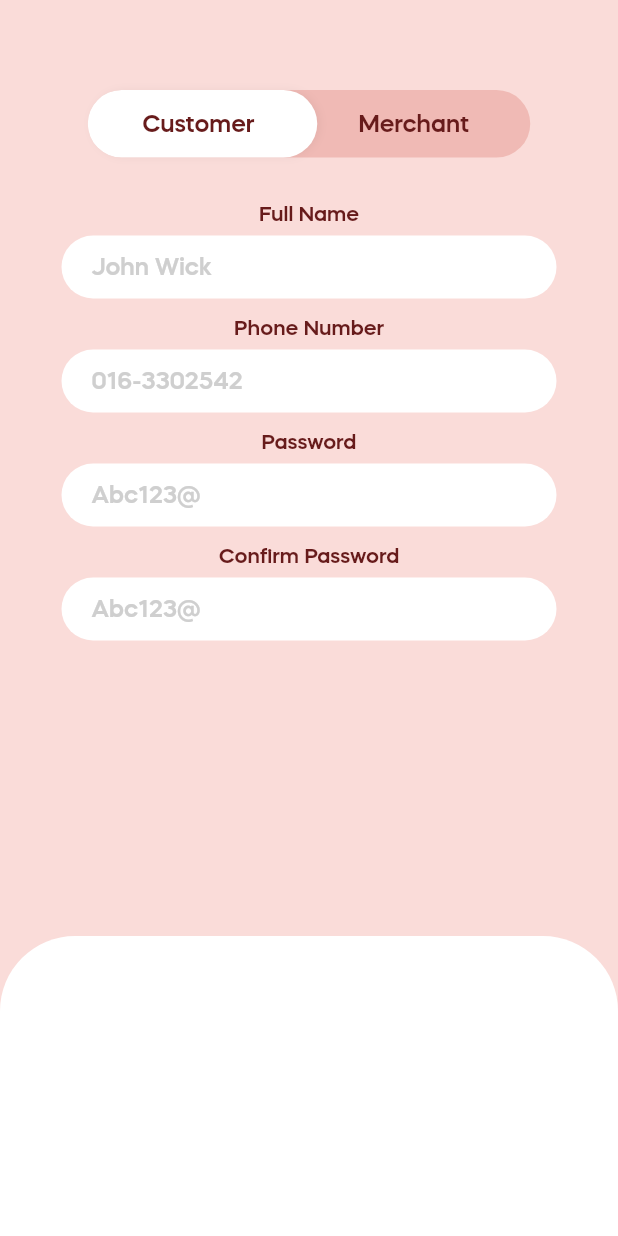
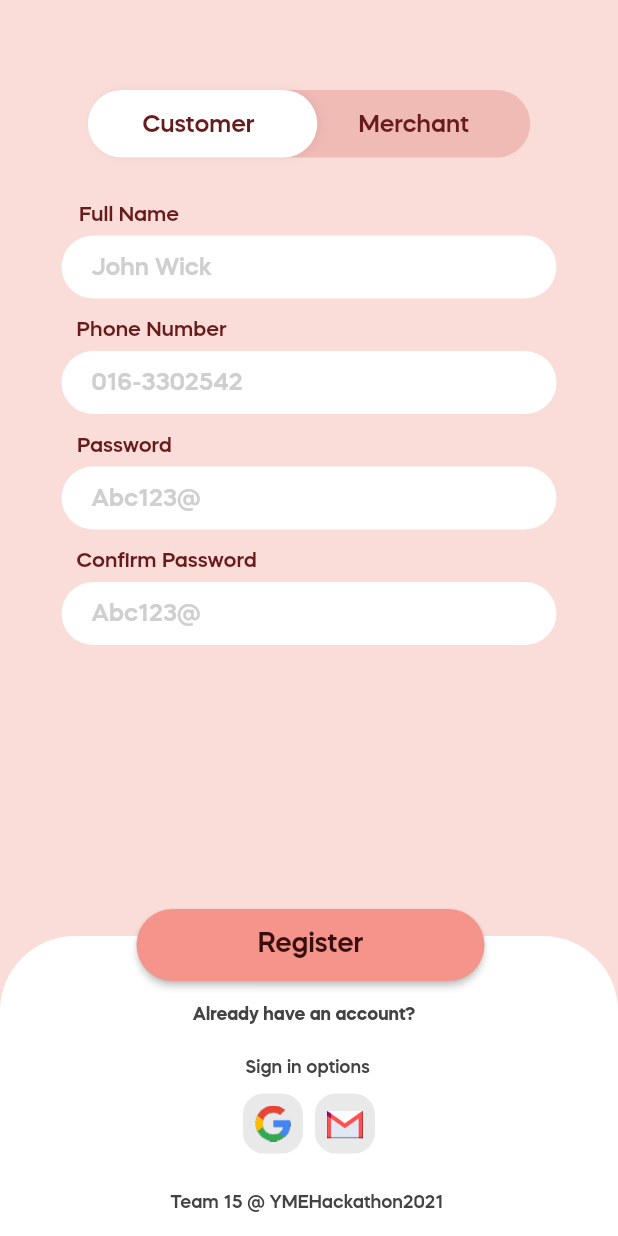
Before and after one commit to vrevolverrr/MarketConnect, a Flutter app: the screen it shows after launch, on a phone screen of 412 x 824 dp. Run offline on Flutter 3.47's test engine with Material 2 defaults, Android fonts, the phone set to English and light mode, and no system bars.

Commit message:
:sparkles: done login screen ui

```diff
--- a/app/lib/screens/login.dart
+++ b/app/lib/screens/login.dart
@@ -45,42 +45,55 @@ class _LoginScreenState extends State<LoginScreen> {
             SizedBox(
               height: 30.0,
             ),
-            Text(
+            Transform.translate(
+              offset: Offset(-120.0, 0),
+              child: Text(
                 "Full Name",
                 style: TextStyle(fontSize: 14.0, color: Color(0xff671b1b)),
+              ),
             ),
             SizedBox(height: 5.0),
             customInputField(
                 hintText: "John Wick", controller: fullNameFieldController),
-            SizedBox(height: 12.0),
-            Text(
+            SizedBox(height: 13.0),
+            Transform.translate(
+              offset: Offset(-105.0, 0),
+              child: Text(
                 "Phone Number",
                 style: TextStyle(fontSize: 14.0, color: Color(0xff671b1b)),
+              ),
             ),
             SizedBox(height: 5.0),
             customInputField(
                 hintText: "016-3302542", controller: fullNameFieldController),
-            SizedBox(height: 12.0),
-            Text(
+            SizedBox(height: 13.0),
+            Transform.translate(
+              offset: Offset(-123.0, 0),
+              child: Text(
                 "Password",
                 style: TextStyle(fontSize: 14.0, color: Color(0xff671b1b)),
+              ),
             ),
             SizedBox(height: 5.0),
             customInputField(
                 hintText: "Abc123@", controller: fullNameFieldController),
-            SizedBox(height: 12.0),
-            Text(
+            SizedBox(height: 13.0),
+            Transform.translate(
+              offset: Offset(-95.0, 0),
+              child: Text(
                 "Confirm Password",
                 style: TextStyle(fontSize: 14.0, color: Color(0xff671b1b)),
+              ),
             ),
             SizedBox(height: 5.0),
             customInputField(
                 hintText: "Abc123@", controller: fullNameFieldController),
-            SizedBox(height: 12.0),
+            SizedBox(height: 13.0),
             Expanded(
               child: Align(
                 alignment: Alignment.bottomCenter,
                 child: Stack(
+                  clipBehavior: Clip.none,
                   children: [
                     Container(
                       height: 200.0,
@@ -90,6 +103,94 @@ class _LoginScreenState extends State<LoginScreen> {
                               topLeft: Radius.circular(50.0),
                               topRight: Radius.circular(50.0))),
                     ),
+                    Positioned(
+                        left: (MediaQuery.of(context).size.width - 200) / 2 -
+                            15.0,
+                        bottom: 200.0 - 30,
+                        child: ElevatedButton(
+                          onPressed: () {},
+                          style: ButtonStyle(
+                              shape: MaterialStateProperty.all(
+                                  RoundedRectangleBorder(
+                                      borderRadius:
+                                          BorderRadius.circular(125))),
+                              backgroundColor:
+                                  MaterialStateProperty.all(Color(0xfff4948a))),
+                          child: Container(
+                            width: 200.0,
+                            height: 48.0,
+                            alignment: Alignment.center,
+                            child: Text(
+                              "Register",
+                              style: TextStyle(
+                                  fontSize: 18.0, color: Color(0xff380F0F)),
+                            ),
+                          ),
+                        )),
+                    Positioned(
+                        left: (MediaQuery.of(context).size.width - 155) / 2,
+                        bottom: 140.0,
+                        child: SizedBox(
+                          width: 155.0,
+                          child: Text(
+                            "Already have an account?",
+                            style: TextStyle(
+                                fontFamily: "MazzardH-Bold",
+                                fontSize: 12.0,
+                                color: Color(0xff434343)),
+                          ),
+                        )),
+                    Positioned(
+                        left: (MediaQuery.of(context).size.width - 85) / 2,
+                        bottom: 105.0,
+                        child: SizedBox(
+                          width: 85.0,
+                          child: Text(
+                            "Sign in options",
+                            style: TextStyle(
+                                fontSize: 12.0, color: Color(0xff434343)),
+                          ),
+                        )),
+                    Positioned(
+                        left: (MediaQuery.of(context).size.width - 88) / 2,
+                        bottom: 55.0,
+                        child: SizedBox(
+                          width: 88.0,
+                          child: Row(
+                            children: [
+                              Container(
+                                width: 40.0,
+                                height: 40.0,
+                                padding: EdgeInsets.all(8.0),
+                                decoration: BoxDecoration(
+                                    borderRadius: BorderRadius.circular(14),
+                                    color: Color(0xffE9E9E9)),
+                                child: Image.asset("assets/img/google.png"),
+                              ),
+                              SizedBox(width: 8.0),
+                              Container(
+                                width: 40.0,
+                                height: 40.0,
+                                padding: EdgeInsets.all(8.0),
+                                decoration: BoxDecoration(
+                                    borderRadius: BorderRadius.circular(14),
+                                    color: Color(0xffE9E9E9)),
+                                child: Image.asset("assets/img/email.png"),
+                              )
+                            ],
+                          ),
+                        )),
+                    Positioned(
+                        left: (MediaQuery.of(context).size.width - 185) / 2,
+                        bottom: 15.0,
+                        child: SizedBox(
+                          width: 185.0,
+                          child: Text(
+                            "Team 15 @ YMEHackathon2021",
+                            style: TextStyle(
+                                fontSize: 12.0, color: Color(0xff434343)),
+                          ),
+                        ))
                   ],
                 ),
               ),
--- a/app/pubspec.yaml
+++ b/app/pubspec.yaml
@@ -76,6 +76,10 @@ flutter:
   # For details regarding fonts from package dependencies,
   # see https://flutter.dev/custom-fonts/#from-packages
 
+  assets:
+    - assets/img/google.png
+    - assets/img/email.png
+
   fonts:
     - family: MazzardH-Bold
       fonts:
```
Also changed, not shown: app/assets/img/email.png (added), app/assets/img/google.png (added). Lines whose indentation alone changed are shown as unchanged.
